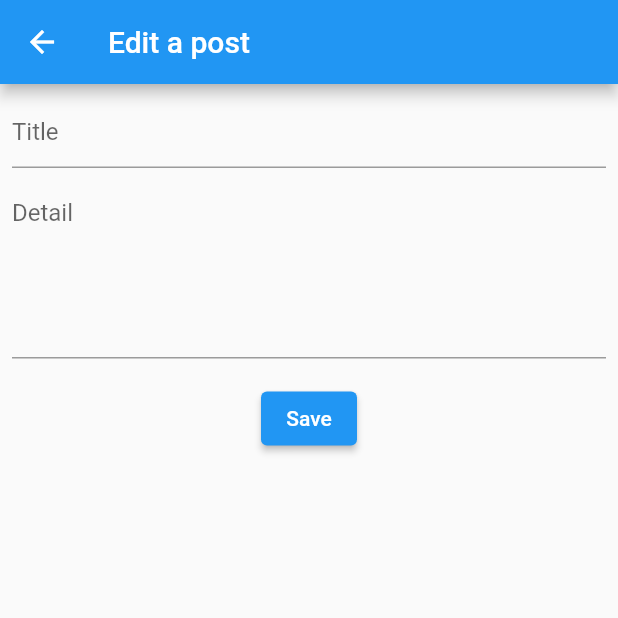
After one commit to ajsurapong/mobile-blog, a Flutter app: the Edit screen opened by its route, after a tap on "Save", on a phone screen of 412 x 824 dp, the top half of it. The commit adds this screen. Run offline on Flutter 3.47's test engine with Material 2 defaults, Android fonts, the phone set to English and light mode, and no system bars; our stand-ins replace get, shared_preferences; accounts and stored records are empty; network calls fail; statements that could not run were skipped.

Commit message:
Blog: edit a post

```diff
--- a/lib/blog.dart
+++ b/lib/blog.dart
@@ -90,7 +90,12 @@ class _BlogState extends State<Blog> {
       itemCount: blog != null ? blog['post'].length : 0,
       itemBuilder: (BuildContext context, int index) {
         return ListTile(
-          leading: Icon(Icons.edit),
+          leading: IconButton(
+            icon: Icon(Icons.edit),
+            onPressed: () {
+              Get.toNamed('/edit', arguments: blog['post'][index]);
+            },
+          ),
           title: Text(blog['post'][index]['title']),
           subtitle: Text(blog['post'][index]['detail']),
           trailing: IconButton(
--- /dev/null
+++ b/lib/edit.dart
@@ -0,0 +1,81 @@
+import 'dart:convert';
+
+import 'package:flutter/material.dart';
+import 'package:shared_preferences/shared_preferences.dart';
+import 'package:http/http.dart' as http;
+import 'package:get/get.dart';
+
+class Edit extends StatefulWidget {
+  @override
+  _EditState createState() => _EditState();
+}
+
+class _EditState extends State<Edit> {
+  TextEditingController tcTitle = TextEditingController();
+  TextEditingController tcDetail = TextEditingController();
+  int blogID;
+
+  void edit() async {
+    // get user data
+    // connect to server
+    // get token
+    SharedPreferences prefs = await SharedPreferences.getInstance();
+    String token = prefs.getString('token');
+
+    String url = 'http://10.0.2.2:3000/mobile/blog/edit';
+    http.Response response = await http.put(
+      url,
+      headers: {'authorization': token, 'Content-Type': 'application/json; charset=UTF-8'},
+      body: jsonEncode({'title': tcTitle.text, 'detail': tcDetail.text, 'blogID': blogID}),
+    );
+
+    // response is OK?
+    if(response.statusCode == 200) {
+      // return to blog page
+      Get.offAllNamed('/blog');
+    }
+    else {
+      Get.defaultDialog(title: 'Error', middleText: response.body.toString());
+      print(response.body.toString());
+    }
+  }
+
+  @override
+  void initState() {
+    super.initState();
+    var post = Get.arguments;
+    // print(post);
+    tcTitle.text = post['title'];
+    tcDetail.text = post['detail'];
+    blogID = post['blogID'];
+  }
+
+  @override
+  Widget build(BuildContext context) {
+    return Scaffold(
+      appBar: AppBar(
+        title: Text('Edit a post'),
+      ),
+      body: Padding(
+        padding: const EdgeInsets.all(8.0),
+        child: Column(children: [
+          TextField(
+            controller: tcTitle,
+            decoration: InputDecoration(hintText: 'Title'),
+          ),
+          SizedBox(height: 8),
+          TextField(
+            controller: tcDetail,
+            maxLines: 5,
+            decoration: InputDecoration(hintText: 'Detail'),
+          ),
+          SizedBox(height: 16),
+          ElevatedButton(
+            onPressed: edit,
+            child: Text('Save'),
+          )
+        ]),
+      ),
+    );
+  }
+}
--- a/lib/main.dart
+++ b/lib/main.dart
@@ -1,6 +1,7 @@
 import 'package:flutter/material.dart';
 import 'package:mobile_blog/add.dart';
 import 'package:mobile_blog/blog.dart';
+import 'package:mobile_blog/edit.dart';
 import 'package:mobile_blog/login.dart';
 import 'package:shared_preferences/shared_preferences.dart';
 import 'package:http/http.dart' as http;
@@ -36,6 +37,7 @@ void main() async {
       '/login': (context) => Login(),
       '/blog': (context) => Blog(),
       '/add': (context) => Add(),
+      '/edit': (context) => Edit(),
     },
   ));
 }
```
